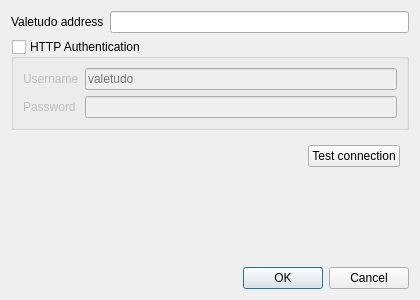
This is src/gui/dialog/robot_config.ui in ccoors/Valeronoi as Qt 5 draws it before an edit. The edited form follows.
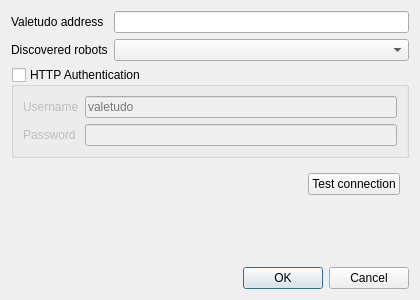
This is the edited form.

Diff of the .ui file:
```diff
--- a/src/gui/dialog/robot_config.ui
+++ b/src/gui/dialog/robot_config.ui
@@ -51,6 +51,20 @@
        </property>
       </widget>
      </item>
+     <item row="1" column="0">
+      <widget class="QLabel" name="label">
+       <property name="text">
+        <string>Discovered robots</string>
+       </property>
+      </widget>
+     </item>
+     <item row="1" column="1">
+      <widget class="QComboBox" name="discoveredRobots">
+       <property name="placeholderText">
+        <string>Searching...</string>
+       </property>
+      </widget>
+     </item>
     </layout>
    </item>
    <item>
```
